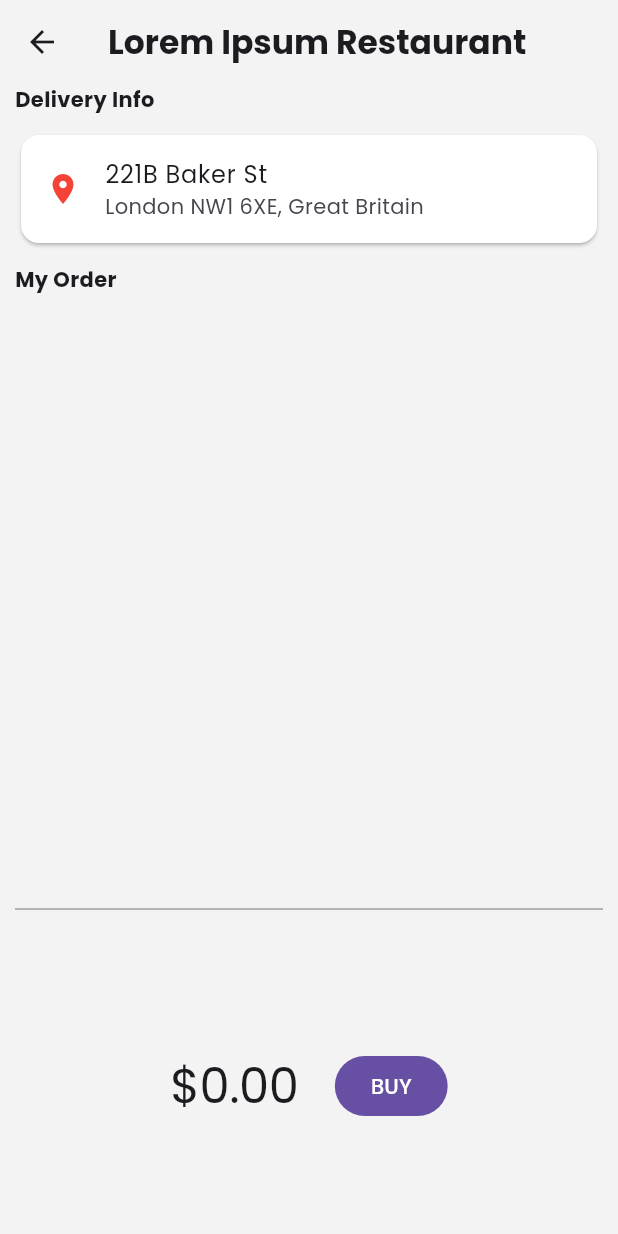
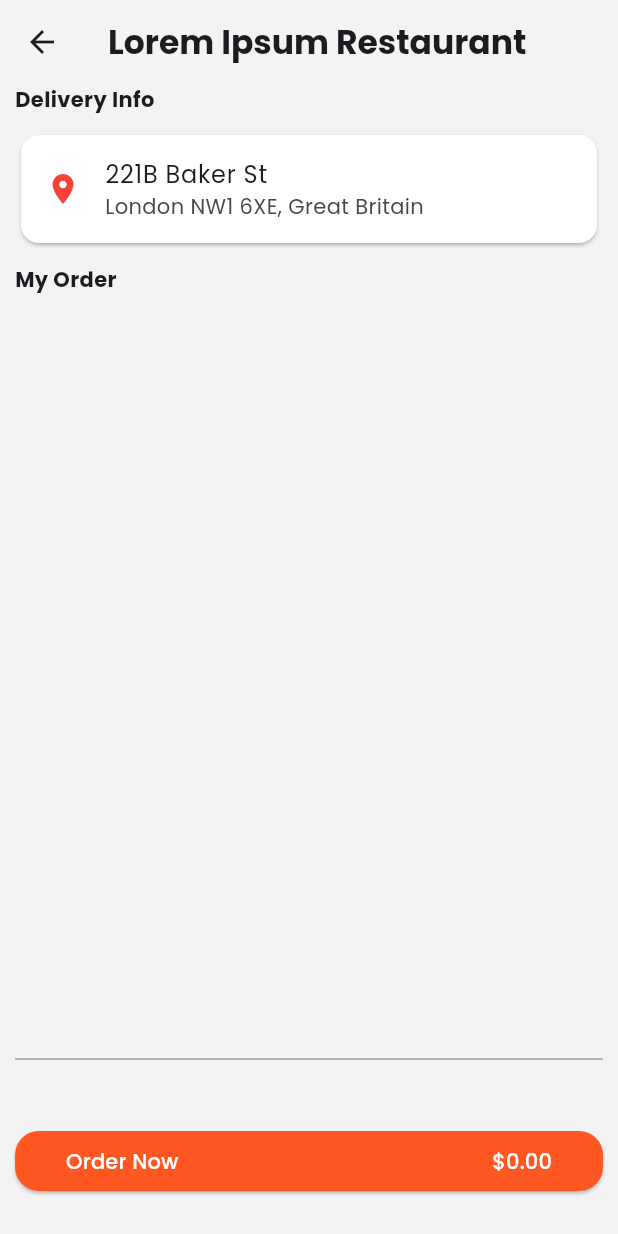
Before and after one commit to chantip-pi/food-delivery, a Flutter app: the screen it shows after launch, item 2 of the bottom bar chosen, after a tap on the "shopping cart" icon, on a phone screen of 412 x 824 dp. Run offline on Flutter 3.47's test engine with Material 3 defaults, Android fonts, the phone set to English and light mode, and no system bars; our stand-ins replace google_fonts.

Commit message:
minor design changes

```diff
--- a/lib/views/cart_page.dart
+++ b/lib/views/cart_page.dart
@@ -51,7 +51,7 @@ class MyCart extends StatelessWidget {
               ),
             Expanded(
               child: Padding(
-                padding: const EdgeInsets.all(32),
+                padding: const EdgeInsets.all(10),
                 child: _CartList(),
               ),
             ),
@@ -99,11 +99,8 @@ class _CartList extends StatelessWidget {
 class _CartTotal extends StatelessWidget {
   @override
   Widget build(BuildContext context) {
-    var hugeStyle =
-        Theme.of(context).textTheme.displayLarge!.copyWith(fontSize: 32);
-
     return SizedBox(
-      height: 200,
+      height: 100,
       child: Center(
         child: Row(
           mainAxisAlignment: MainAxisAlignment.center,
@@ -115,18 +112,35 @@ class _CartTotal extends StatelessWidget {
             // The important thing is that it will not rebuild
             // the rest of the widgets in this build method.
             Consumer<CartModel>(
-                builder: (context, cart, child) => Text(
-                    '\$${cart.totalPrice.toStringAsFixed(2)}',
-                    style: hugeStyle)),
-            const SizedBox(width: 24),
-            FilledButton(
-              onPressed: () {
-                ScaffoldMessenger.of(context).showSnackBar(
-                    const SnackBar(content: Text('Buying not supported yet.')));
-              },
-              style: TextButton.styleFrom(foregroundColor: Colors.white),
-              child: const Text('BUY'),
-            ),
+                builder: (context, cart, child) =>
+                Expanded(
+                  child: Padding(
+                    padding: const EdgeInsets.symmetric(horizontal: 10),
+                    child: ElevatedButton(
+                      onPressed: () {
+                    ScaffoldMessenger.of(context).showSnackBar(
+                        const SnackBar(content: Text('Ordering not supported yet.')));
+                                  },
+                                   style: ElevatedButton.styleFrom(
+                      shape: RoundedRectangleBorder(
+                          borderRadius: BorderRadius.circular(16),),
+                          backgroundColor: Colors.deepOrange,),
+                      child:
+                        Padding(
+                          padding: const EdgeInsets.all(10.0),
+                          child: Row(
+                            mainAxisAlignment: MainAxisAlignment.spaceBetween,
+                            children: [
+                              const Text('Order Now',style: TextStyle(color: Colors.white)),
+                              Text('\$${cart.totalPrice.toStringAsFixed(2)}',
+                              style: TextStyle(color: Colors.white),),
+                            ],
+                          ),
+                        )
+                       ),
+                  ),
+                )),
+
           ],
         ),
       ),
--- a/lib/views/food_item_page.dart
+++ b/lib/views/food_item_page.dart
@@ -119,6 +119,7 @@ class _FoodItemState extends State<FoodItem> {
                 ElevatedButton(
                     style: ElevatedButton.styleFrom(
                       shape: const CircleBorder(),
+                      backgroundColor: Colors.white,
                     ),
                     onPressed: decrement,
                     child: const Icon(Icons.remove, color: Colors.black)),
@@ -133,6 +134,7 @@ class _FoodItemState extends State<FoodItem> {
                 ElevatedButton(
                     style: ElevatedButton.styleFrom(
                       shape: const CircleBorder(),
+                      backgroundColor: Colors.white,
                     ),
                     onPressed: increment,
                     child: const Icon(Icons.add, color: Colors.black)),
--- a/lib/views/restaurant_page.dart
+++ b/lib/views/restaurant_page.dart
@@ -258,7 +258,7 @@ class InCartCircle extends StatelessWidget {
             height: 40.0,
             decoration: BoxDecoration(
               shape: BoxShape.circle,
-              color: Colors.orange, // Customize the color as needed
+              color: Colors.deepOrange, // Customize the color as needed
             ),
             child: Center(child: Icon(Icons.check, color: Colors.white)),
           )
```
